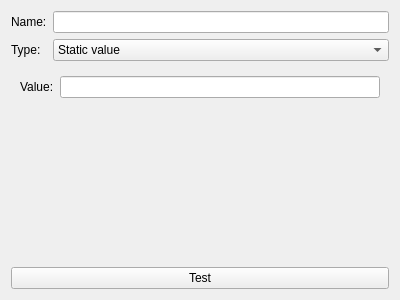
Qt form simonlib/simondialogengine/confui/createboundvalue.ui (KDE/simon) before a commit.
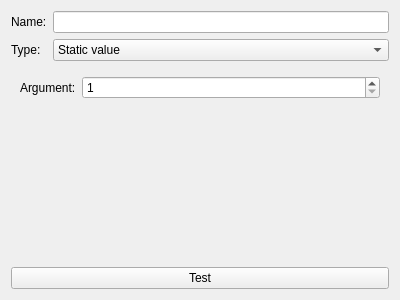
The same form after that commit. The open tabs and pages were chosen to show the change. Custom widgets are drawn as their Qt base class.

Commit message: Adding arguments to the dialog system

What changed in the file:
```diff
--- a/simonlib/simondialogengine/confui/createboundvalue.ui
+++ b/simonlib/simondialogengine/confui/createboundvalue.ui
@@ -86,6 +86,27 @@
        </item>
       </layout>
      </widget>
+     <widget class="QWidget" name="page_4">
+      <layout class="QFormLayout" name="formLayout_4">
+       <item row="0" column="0">
+        <widget class="QLabel" name="label_8">
+         <property name="text">
+          <string>Argument:</string>
+         </property>
+        </widget>
+       </item>
+       <item row="0" column="1">
+        <widget class="QSpinBox" name="sbArgument">
+         <property name="minimum">
+          <number>1</number>
+         </property>
+         <property name="maximum">
+          <number>10</number>
+         </property>
+        </widget>
+       </item>
+      </layout>
+     </widget>
      <widget class="QWidget" name="page_3">
       <layout class="QFormLayout" name="formLayout_3">
        <item row="0" column="0">
```
Left out of the diff: 5 changed lines with no effect on the pictures. The commit also changes 11 other files.
